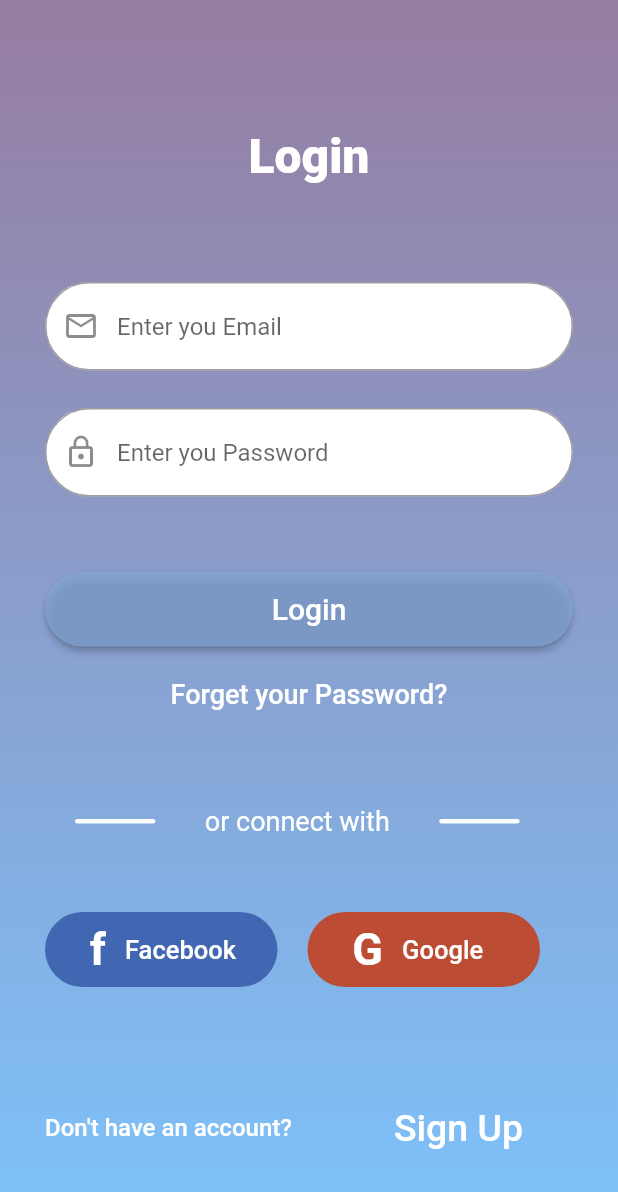
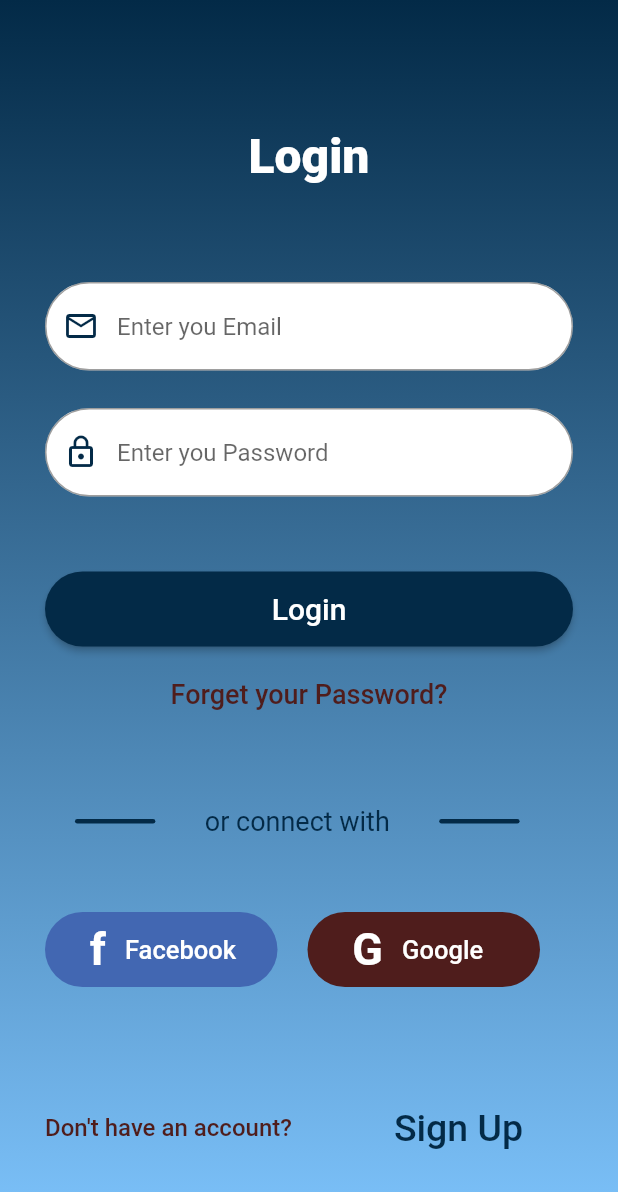
Before and after one commit to Jasveer399/chat, a Flutter app: the screen it shows after launch, on a phone screen of 412 x 824 dp. Shown: the top 1192 px of the screen. Run offline on Flutter 3.47's test engine with Material 2 defaults, Android fonts, the phone set to English and light mode, and no system bars; our stand-ins replace cloud_firestore, firebase_auth, firebase_core, google_sign_in; accounts and stored records are empty.

```diff
--- a/lib/constants/colors.dart
+++ b/lib/constants/colors.dart
@@ -1,8 +1,9 @@
 
 import 'package:flutter/animation.dart';
+import 'package:flutter/material.dart';
 
-const AppprimeCl=Color.fromARGB(255, 255, 176, 133);
+const AppprimeCl=Color.fromARGB(255, 3, 42, 71);
 const HeadtextCl=Color.fromARGB(255, 88, 104, 243);
-const AppsecondaryCl= Color.fromARGB(255, 9, 102, 168);
+const AppsecondaryCl= Color.fromARGB(255, 79, 29, 28);
 const AppWhiteCl=Color(0xffffffff);
 const ElevatorCl=Color.fromARGB(255, 88, 104, 243);
--- a/lib/helper/dialog.dart
+++ b/lib/helper/dialog.dart
@@ -1,7 +1,3 @@
-import 'dart:ffi';
-
-import 'package:flutter/material.dart';
-
 import 'package:flutter/material.dart';
 
 class Dialogs {
--- a/lib/main.dart
+++ b/lib/main.dart
@@ -11,7 +11,7 @@ void main() {
 }
 
 class MyApp extends StatelessWidget {
-  const MyApp({super.key});
+ const MyApp({super.key});
 
   // This widget is the root of your application.
   @override
--- a/lib/screens/Login_page/login_page.dart
+++ b/lib/screens/Login_page/login_page.dart
@@ -1,6 +1,7 @@
 import 'dart:developer';
 import 'dart:io';
 import 'package:chat/api/apis.dart';
+import 'package:chat/constants/colors.dart';
 import 'package:chat/constants/size.dart';
 import 'package:chat/helper/dialog.dart';
 import 'package:chat/screens/Home/home_page.dart';
@@ -20,6 +21,8 @@ class _Login_PageState extends State<Login_Page> {
     Dialogs.showprogresbar(context);
     _signInWithGoogle().then((User) async {
       Navigator.pop(context);
+
+    // checking Your  Exists or Not
       if ((await APIS.userExists())) {
         Navigator.pushReplacement(
             context, MaterialPageRoute(builder: (context) => Home_Page()));
@@ -28,6 +31,7 @@ class _Login_PageState extends State<Login_Page> {
          Navigator.pushReplacement(
             context, MaterialPageRoute(builder: (context) => Home_Page()));
       }
+
     });
   }
 
@@ -64,7 +68,7 @@ class _Login_PageState extends State<Login_Page> {
       decoration: BoxDecoration(
         gradient: LinearGradient(
           colors: [
-            Color.fromARGB(255, 150, 124, 160),
+            AppprimeCl,
             Color.fromARGB(255, 125, 195, 252),
           ],
           begin: Alignment.topCenter,
@@ -146,7 +150,7 @@ class _Login_PageState extends State<Login_Page> {
                     onPressed: () {},
                     child: Text(
                       "Forget your Password?",
-                      style: TextStyle(fontSize: 18, color: Colors.white),
+                      style: TextStyle(fontSize: 18, color: AppsecondaryCl),
                     )),
                 SizedBox(
                   height: 50,
@@ -160,7 +164,7 @@ class _Login_PageState extends State<Login_Page> {
                         height: 3,
                         decoration: BoxDecoration(
                           borderRadius: BorderRadius.circular(10),
-                          color: Colors.white,
+                          color: AppprimeCl,
                         ),
                       ),
                       SizedBox(
@@ -169,7 +173,7 @@ class _Login_PageState extends State<Login_Page> {
                       Text(
                         "or connect with",
                         style: TextStyle(
-                            color: Colors.white,
+                            color: AppprimeCl,
                             fontSize: 18,
                             fontWeight: FontWeight.w400),
                       ),
@@ -181,7 +185,7 @@ class _Login_PageState extends State<Login_Page> {
                         height: 3,
                         decoration: BoxDecoration(
                           borderRadius: BorderRadius.circular(10),
-                          color: Colors.white,
+                          color: AppprimeCl,
                         ),
                       ),
                     ],
@@ -221,11 +225,13 @@ class _Login_PageState extends State<Login_Page> {
                     SizedBox(
                       width: 20,
                     ),
-                    Container(
+                    GestureDetector(
+                      onTap: ()=>_handlegooglebtclick(),
+                      child: Container(
                         width: 155,
                         height: 50,
                         decoration: BoxDecoration(
-                        color: Color.fromARGB(255, 188, 76, 51),
+                          color: AppsecondaryCl,
                           borderRadius: BorderRadius.circular(30),
                         ),
                         child: Row(
@@ -237,17 +243,15 @@ class _Login_PageState extends State<Login_Page> {
                                   fontSize: 30,
                                   fontWeight: FontWeight.bold),
                             ),
-                          GestureDetector(
-                            onTap: () => _handlegooglebtclick(),
-                            child: Text(
+                            Text(
                               "   Google",
                               style: TextStyle(
                                   color: Colors.white,
                                   fontSize: 17,
                                   fontWeight: FontWeight.w500),
                             ),
+                          ],
                         ),
-                        ],
                       ),
                     ),
                   ],
@@ -260,7 +264,7 @@ class _Login_PageState extends State<Login_Page> {
                     Text(
                       "Don't have an account?",
                       style: TextStyle(
-                          color: Colors.white,
+                          color: AppsecondaryCl,
                           fontSize: 16,
                           fontWeight: FontWeight.w500),
                     ),
@@ -271,7 +275,7 @@ class _Login_PageState extends State<Login_Page> {
                         onPressed: () {},
                         child: Text("Sign Up",
                             style:
-                                TextStyle(color: Colors.white, fontSize: 25))),
+                                TextStyle(color: AppprimeCl, fontSize: 25))),
                   ],
                 ),
               ],
--- a/lib/utilis/elevaterb.dart
+++ b/lib/utilis/elevaterb.dart
@@ -7,7 +7,7 @@ class AppElevaterbutton{
   static final lighelevaterbutton= ElevatedButtonThemeData(
     style: OutlinedButton.styleFrom(
       foregroundColor: AppWhiteCl,
-      backgroundColor: Color.fromARGB(181, 133, 166, 215),
+      backgroundColor: AppprimeCl,
       shape: RoundedRectangleBorder(borderRadius: BorderRadius.circular(200)),
     ),
   );
--- a/lib/utilis/text_deco.dart
+++ b/lib/utilis/text_deco.dart
@@ -5,18 +5,18 @@ class Logintextfiled{
    Logintextfiled();
 
    static InputDecorationTheme lighttheme = InputDecorationTheme(
-        floatingLabelStyle: TextStyle(color: AppsecondaryCl),
-    //prefixIconColor: AppsecondaryCl,
-    suffixIconColor: AppsecondaryCl,
+        floatingLabelStyle: TextStyle(color: AppprimeCl),
+    prefixIconColor: AppprimeCl,
+    suffixIconColor: AppprimeCl,
     focusedBorder: OutlineInputBorder(
         borderSide: BorderSide(
-          color: Colors.white,
+          color: AppprimeCl,
           width: 1.0,
         ),
         borderRadius: BorderRadius.all(Radius.circular(200.0))),
     border: OutlineInputBorder(
         borderSide: BorderSide(
-          color:Colors.white,
+          color:AppprimeCl,
           width: 1.0,
         ),
        borderRadius: BorderRadius.all(Radius.circular(100.0)),
@@ -25,7 +25,7 @@ class Logintextfiled{
 
    static InputDecorationTheme darkttextfield = InputDecorationTheme(
     floatingLabelStyle: TextStyle(color: AppprimeCl),
-    //prefixIconColor: AppprimeCl,
+    prefixIconColor: AppprimeCl,
     suffixIconColor: AppprimeCl,
     focusedBorder: OutlineInputBorder(
         borderSide: BorderSide(
@@ -35,7 +35,7 @@ class Logintextfiled{
         borderRadius: BorderRadius.all(Radius.circular(100.0))),
     border: OutlineInputBorder(
         borderSide: BorderSide(
-          color: Colors.white,
+          color: AppprimeCl,
           width: 1.0,
         ),
         borderRadius: BorderRadius.all(Radius.circular(100.0))),
--- a/pubspec.yaml
+++ b/pubspec.yaml
@@ -39,6 +39,7 @@ dependencies:
   google_sign_in: ^6.1.0
   firebase_auth: ^4.4.1
   cloud_firestore: ^4.5.2
+  cached_network_image: ^3.2.3
 
 dev_dependencies:
   flutter_test:
```
Also changed, not shown: lib/screens/Home/home_page.dart (+5 -5 lines), lib/screens/Profile_Page/profile_page.dart (added, +106 -0 lines), lib/screens/splash_page/splash_page.dart (+5 -5 lines), lib/widgets/chat_user_card.dart (+13 -2 lines), pubspec.lock, 1 other file. Lines whose indentation alone changed are shown as unchanged.
